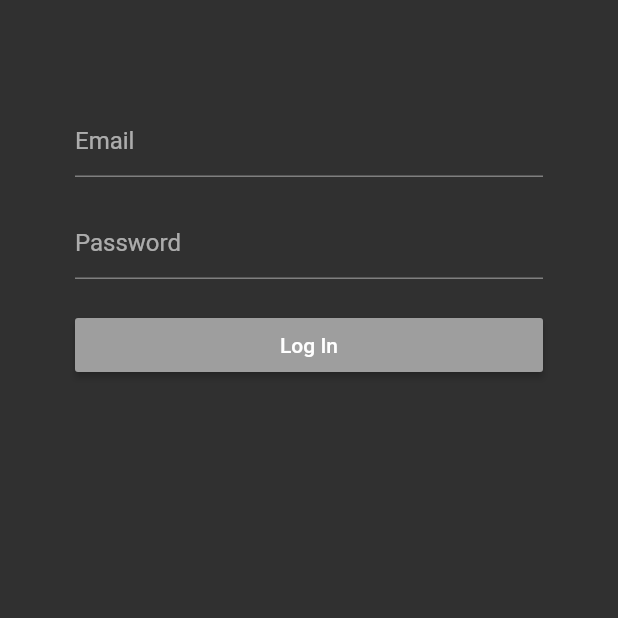
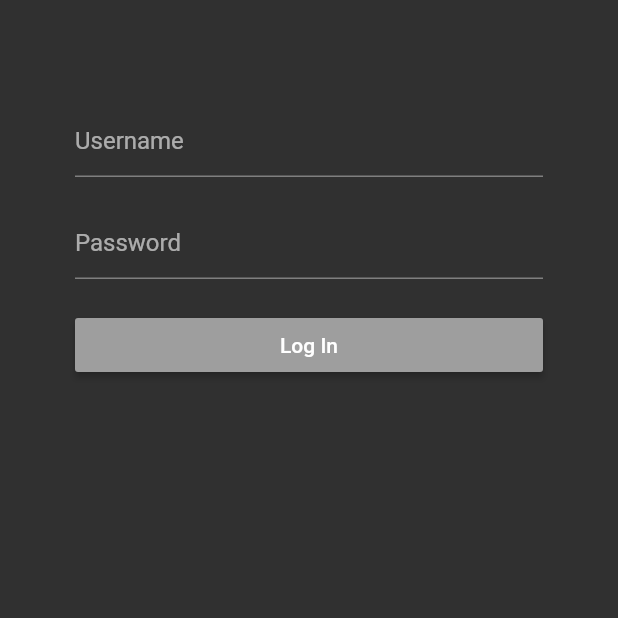
Before and after one commit to YusifGhonimDev/facebook_clone, a Flutter app: the screen it shows after launch, on a phone screen of 412 x 824 dp, the top half of it. Run offline on Flutter 3.47's test engine with Material 2 defaults, Android fonts, the phone set to English and light mode, and no system bars.

```diff
--- a/lib/main.dart
+++ b/lib/main.dart
@@ -10,5 +10,6 @@ class MyApp extends StatelessWidget {
   Widget build(BuildContext context) => MaterialApp(
         home: const LogInScreen(),
         theme: ThemeData.dark(),
+        debugShowCheckedModeBanner: false,
       );
 }
--- a/lib/screens/log_in_screen.dart
+++ b/lib/screens/log_in_screen.dart
@@ -10,28 +10,38 @@ class LogInScreen extends StatefulWidget {
 }
 
 class _LogInScreenState extends State<LogInScreen> {
-  final TextEditingController _email = TextEditingController();
+  final GlobalKey<FormState> _formKey = GlobalKey<FormState>();
+  final TextEditingController _username = TextEditingController();
   final TextEditingController _password = TextEditingController();
+
+  bool _validateForm() {
+    return _formKey.currentState!.validate() ? true : false;
+  }
 
   @override
   Widget build(BuildContext context) {
     return Scaffold(
       body: SafeArea(
+        child: Form(
+          key: _formKey,
           child: Padding(
             padding: const EdgeInsets.all(50),
             child: ListView(
               children: [
                 const SizedBox(height: 20),
                 TextFormField(
-                keyboardType: TextInputType.emailAddress,
+                  validator: (value) =>
+                      value!.isEmpty ? "Username can't be empty." : null,
                   textInputAction: TextInputAction.next,
-                controller: _email,
+                  controller: _username,
                   decoration: const InputDecoration(
-                  hintText: "Email",
+                    hintText: "Username",
                   ),
                 ),
                 const SizedBox(height: 20),
                 TextFormField(
+                  validator: (value) =>
+                      value!.isEmpty ? "Password can't be empty." : null,
                   controller: _password,
                   obscureText: true,
                   decoration: const InputDecoration(
@@ -41,8 +51,13 @@ class _LogInScreenState extends State<LogInScreen> {
                 const SizedBox(height: 20),
                 MaterialButton(
                   color: Colors.grey,
-                onPressed: () => Navigator.of(context).push(MaterialPageRoute(
-                    builder: (context) => const TimeLineScreen())),
+                  onPressed: () {
+                    if (_validateForm()) {
+                      Navigator.of(context).pushReplacement(MaterialPageRoute(
+                          builder: (context) =>
+                              TimeLineScreen(username: _username)));
+                    }
+                  },
                   child: const Text("Log In"),
                 ),
                 const SizedBox(height: 200),
@@ -59,6 +74,7 @@ class _LogInScreenState extends State<LogInScreen> {
             ),
           ),
         ),
+      ),
     );
   }
 }
--- a/lib/screens/time_line_screen.dart
+++ b/lib/screens/time_line_screen.dart
@@ -3,7 +3,9 @@ import 'package:flutter/material.dart';
 import 'package:facebook_clone/data/post_data.dart';
 
 class TimeLineScreen extends StatefulWidget {
-  const TimeLineScreen({Key? key}) : super(key: key);
+  final TextEditingController? username;
+
+  const TimeLineScreen({Key? key, this.username}) : super(key: key);
 
   @override
   State<TimeLineScreen> createState() => _TimeLineScreenState();
@@ -77,7 +79,14 @@ class _TimeLineScreenState extends State<TimeLineScreen> {
   @override
   Widget build(BuildContext context) {
     return Scaffold(
-      appBar: AppBar(actions: [
+      appBar: AppBar(
+          title: Text(
+            "Welcome, ${widget.username!.text}",
+            style: const TextStyle(
+              fontSize: 15,
+            ),
+          ),
+          actions: [
             TextButton(
               onPressed: () => Navigator.of(context).pushReplacement(
                   MaterialPageRoute(builder: (context) => const LogInScreen())),
```
Also changed, not shown: lib/screens/sign_up_screen.dart (+24 -12 lines). Lines whose indentation alone changed are shown as unchanged.
